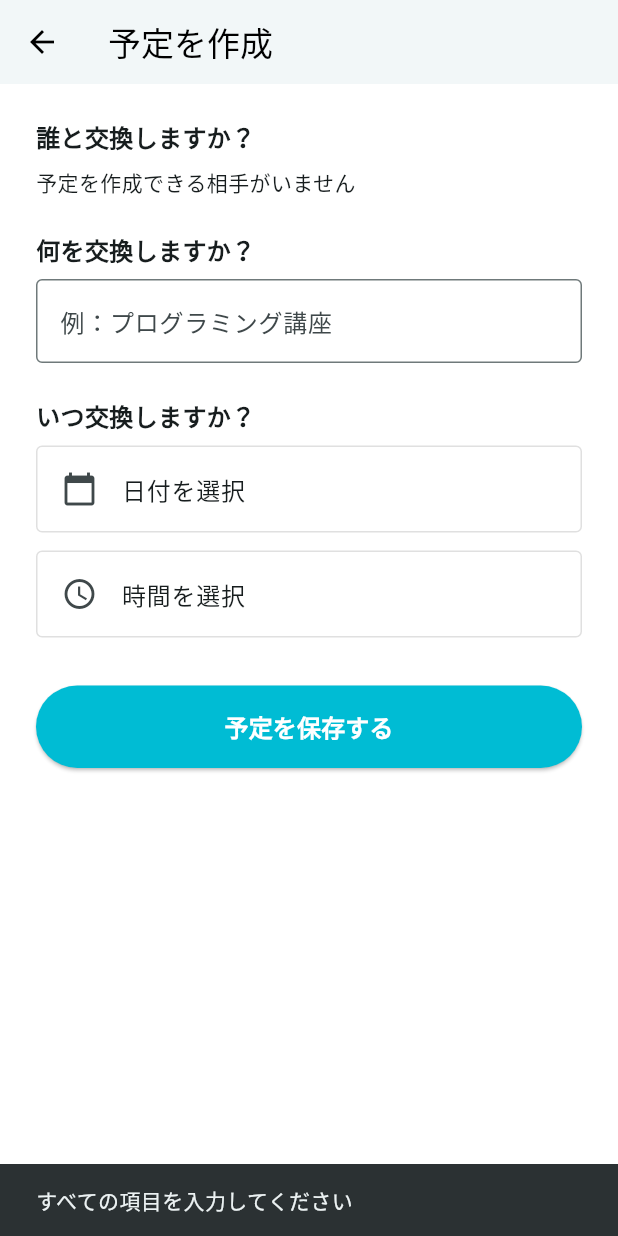
After one commit to Mkazuki0511/Third, a Flutter app: the Page_create_schedule screen opened directly, after a tap on "予定を保存する", on a phone screen of 412 x 824 dp. The commit adds this screen. Run offline on Flutter 3.47's test engine with Material 3 defaults, Android fonts, the phone set to English and light mode, and no system bars; our stand-ins replace cloud_firestore, firebase_auth, firebase_core, firebase_storage, image_picker; accounts and stored records are empty.

Commit message:
feat: 「予定」の申請・承認・一覧表示の全ロジックを実装

```diff
--- /dev/null
+++ b/lib/models/match_model.dart
@@ -0,0 +1,13 @@
+class MatchWithUser {
+  final String requestId;
+  final String opponentId;
+  final String opponentNickname;
+  final String? opponentImageUrl;
+
+  MatchWithUser({
+    required this.requestId,
+    required this.opponentId,
+    required this.opponentNickname,
+    this.opponentImageUrl,
+  });
+}
--- /dev/null
+++ b/lib/pages/page_create_schedule.dart
@@ -0,0 +1,281 @@
+import 'package:flutter/material.dart';
+import 'package:firebase_auth/firebase_auth.dart';
+import 'package:cloud_firestore/cloud_firestore.dart';
+import 'package:third/models/match_model.dart'; // ← 【重要】次のステップで作成するモデル
+
+class Page_create_schedule extends StatefulWidget {
+  const Page_create_schedule({super.key});
+
+  @override
+  State<Page_create_schedule> createState() => _Page_create_scheduleState();
+}
+
+class _Page_create_scheduleState extends State<Page_create_schedule> {
+  // Firebaseのインスタンス
+  final FirebaseAuth _auth = FirebaseAuth.instance;
+  final FirebaseFirestore _firestore = FirebaseFirestore.instance;
+  final String? _currentUserUid = FirebaseAuth.instance.currentUser?.uid;
+
+  // フォームの入力値を管理
+  String? _selectedOpponentId; // 選択された「相手のID」
+  //MatchWithUser? _selectedMatch; // ← 選択された「マッチ相手」
+  DateTime? _selectedDate;      // 「日付」
+  TimeOfDay? _selectedTime;    // 「時間」
+  final TextEditingController _serviceController = TextEditingController();
+
+  bool _isLoading = false;
+
+  // ↓↓↓↓ 【重要】FutureBuilder が2回実行されるのを防ぐため ↓↓↓↓
+  late Future<List<MatchWithUser>> _matchesFuture;
+
+  @override
+  void initState() {
+    super.initState();
+    // initState で一度だけ「マッチ相手のリスト」を取得する
+    _matchesFuture = _getMatches();
+  }
+
+  @override
+  void dispose() {
+    _serviceController.dispose();
+    super.dispose();
+  }
+
+  /// --- 1. 「マッチした相手」のリストを取得するロジック ---
+  Future<List<MatchWithUser>> _getMatches() async {
+    List<MatchWithUser> matches = [];
+
+    // 'requests' コレクションから 'status: approved' かつ 自分が参加しているものを検索
+    final snapshot = await _firestore
+        .collection('requests')
+        .where('status', isEqualTo: 'approved')
+        .where('participants', arrayContains: _currentUserUid)
+        .get();
+
+    // 取得した各マッチについて、相手のユーザー情報を取得
+    for (var doc in snapshot.docs) {
+      final matchData = doc.data();
+      final List<dynamic> participants = matchData['participants'];
+
+      // 相手のIDを特定
+      final String opponentId = participants.firstWhere(
+            (id) => id != _currentUserUid,
+        orElse: () => '',
+      );
+
+      if (opponentId.isNotEmpty) {
+        // 相手の 'users' ドキュメントを取得
+        final userDoc = await _firestore.collection('users').doc(opponentId).get();
+        if (userDoc.exists) {
+          // MatchWithUser オブジェクトを作成してリストに追加
+          matches.add(MatchWithUser(
+            requestId: doc.id,
+            opponentId: opponentId,
+            opponentNickname: userDoc.data()!['nickname'] ?? '名無し',
+            opponentImageUrl: userDoc.data()!['profileImageUrl'],
+          ));
+        }
+      }
+    }
+    return matches;
+  }
+
+  /// --- 2. 「日付」を選択するロジック ---
+  Future<void> _selectDate(BuildContext context) async {
+    final DateTime? picked = await showDatePicker(
+      context: context,
+      initialDate: _selectedDate ?? DateTime.now(),
+      firstDate: DateTime.now(),
+      lastDate: DateTime.now().add(const Duration(days: 90)), // 90日先まで
+    );
+    if (picked != null && picked != _selectedDate) {
+      setState(() {
+        _selectedDate = picked;
+      });
+    }
+  }
+
+  /// --- 3. 「時間」を選択するロジック ---
+  Future<void> _selectTime(BuildContext context) async {
+    final TimeOfDay? picked = await showTimePicker(
+      context: context,
+      initialTime: _selectedTime ?? TimeOfDay.now(),
+    );
+    if (picked != null && picked != _selectedTime) {
+      setState(() {
+        _selectedTime = picked;
+      });
+    }
+  }
+
+  /// --- 4. 「予定」をFirestoreに保存するロジック ---
+  Future<void> _saveSchedule() async {
+    // バリデーション (入力チェック)
+    if (_selectedOpponentId == null || _selectedDate == null || _selectedTime == null || _serviceController.text.isEmpty) {
+      ScaffoldMessenger.of(context).showSnackBar(
+        const SnackBar(content: Text('すべての項目を入力してください')),
+      );
+      return;
+    }
+
+    setState(() { _isLoading = true; });
+
+    try {
+      // 選択した日付と時間を `DateTime` に結合し、`Timestamp` に変換
+      final DateTime scheduleDateTime = DateTime(
+        _selectedDate!.year,
+        _selectedDate!.month,
+        _selectedDate!.day,
+        _selectedTime!.hour,
+        _selectedTime!.minute,
+      );
+      final Timestamp scheduleTimestamp = Timestamp.fromDate(scheduleDateTime);
+
+      // 'schedules' コレクションに新しいドキュメントを追加
+      await _firestore.collection('schedules').add({
+        'status': 'pending',
+        'serviceName': _serviceController.text.trim(),
+        'scheduleAt': scheduleTimestamp,
+        'participants': [_currentUserUid, _selectedOpponentId],
+        'createdAt': FieldValue.serverTimestamp(),
+
+        'receiverId': _currentUserUid,       // 利用する人 (自分) = 申請者
+        'providerId': _selectedOpponentId, // 提供する人 (相手) = 承認者
+      });
+
+      if (mounted) {
+        ScaffoldMessenger.of(context).showSnackBar(
+          const SnackBar(content: Text('予定を申請しました！')),
+        );
+        Navigator.of(context).pop(); // 成功したら前の画面（予定タブ）に戻る
+      }
+
+    } catch (e) {
+      if (mounted) {
+        ScaffoldMessenger.of(context).showSnackBar(
+          SnackBar(content: Text('予定の申請に失敗しました: $e')),
+        );
+      }
+    } finally {
+      if (mounted) {
+        setState(() { _isLoading = false; });
+      }
+    }
+  }
+
+
+  @override
+  Widget build(BuildContext context) {
+    return Scaffold(
+      backgroundColor: Colors.white,
+      appBar: AppBar(
+        title: const Text('予定を作成'),
+        backgroundColor: Colors.white,
+        foregroundColor: Colors.black,
+        elevation: 1.0,
+      ),
+      body: _isLoading
+          ? const Center(child: CircularProgressIndicator())
+          : SingleChildScrollView(
+        padding: const EdgeInsets.all(24.0),
+        child: Column(
+          crossAxisAlignment: CrossAxisAlignment.stretch,
+          children: [
+            // --- 1. 「誰と」 (マッチ相手のリスト) ---
+            const Text('誰と交換しますか？', style: TextStyle(fontSize: 16, fontWeight: FontWeight.bold)),
+            const SizedBox(height: 8),
+            FutureBuilder<List<MatchWithUser>>(
+              future: _matchesFuture,
+              builder: (context, snapshot) {
+                if (snapshot.connectionState == ConnectionState.waiting) {
+                  return const Text('マッチ相手を読み込み中...');
+                }
+                if (!snapshot.hasData || snapshot.data!.isEmpty) {
+                  return const Text('予定を作成できる相手がいません');
+                }
+
+                // DropdownButton でマッチ相手を選択
+                return DropdownButtonFormField<String>(
+                  value: _selectedOpponentId, // value は String?,
+                  hint: const Text('相手を選択'),
+                  decoration: const InputDecoration(border: OutlineInputBorder()),
+                  items: snapshot.data!.map((match) {
+                    return DropdownMenuItem<String>(
+                      value: match.opponentId, // value は String (相手のID)
+                      child: Text(match.opponentNickname), // 相手のニックネーム
+                    );
+                  }).toList(),
+                  onChanged: (String? newValue) {
+                    setState(() {
+                      _selectedOpponentId = newValue;
+                    });
+                  },
+                );
+              },
+            ),
+            const SizedBox(height: 24),
+
+            // --- 2. 「何を」 (サービス名) ---
+            const Text('何を交換しますか？', style: TextStyle(fontSize: 16, fontWeight: FontWeight.bold)),
+            const SizedBox(height: 8),
+            TextFormField(
+              controller: _serviceController,
+              decoration: const InputDecoration(
+                hintText: '例：プログラミング講座',
+                border: OutlineInputBorder(),
+              ),
+            ),
+            const SizedBox(height: 24),
+
+            // --- 3. 「いつ」 (日付と時間) ---
+            const Text('いつ交換しますか？', style: TextStyle(fontSize: 16, fontWeight: FontWeight.bold)),
+            const SizedBox(height: 8),
+            // 日付選択
+            ListTile(
+              shape: RoundedRectangleBorder(
+                side: BorderSide(color: Colors.grey.shade300),
+                borderRadius: BorderRadius.circular(4.0),
+              ),
+              leading: const Icon(Icons.calendar_today),
+              title: Text(_selectedDate == null
+                  ? '日付を選択'
+                  : '${_selectedDate!.year}/${_selectedDate!.month}/${_selectedDate!.day}'),
+              onTap: () => _selectDate(context),
+            ),
+            const SizedBox(height: 12),
+            // 時間選択
+            ListTile(
+              shape: RoundedRectangleBorder(
+                side: BorderSide(color: Colors.grey.shade300),
+                borderRadius: BorderRadius.circular(4.0),
+              ),
+              leading: const Icon(Icons.access_time),
+              title: Text(_selectedTime == null
+                  ? '時間を選択'
+                  : _selectedTime!.format(context)),
+              onTap: () => _selectTime(context),
+            ),
+            const SizedBox(height: 32),
+
+            // --- 5. 保存ボタン ---
+            ElevatedButton(
+              style: ElevatedButton.styleFrom(
+                backgroundColor: Colors.cyan,
+                foregroundColor: Colors.white,
+                padding: const EdgeInsets.symmetric(vertical: 16),
+                shape: RoundedRectangleBorder(
+                  borderRadius: BorderRadius.circular(30.0),
+                ),
+              ),
+              onPressed: _saveSchedule, // 保存ロジックを呼ぶ
+              child: const Text(
+                '予定を保存する',
+                style: TextStyle(fontSize: 16, fontWeight: FontWeight.bold),
+              ),
+            ),
+          ],
+        ),
+      ),
+    );
+  }
+}
```
Also changed, not shown: lib/pages/page_schedule.dart (+54 -42 lines), lib/pages/page_schedule_requests.dart (added, +270 -0 lines).
